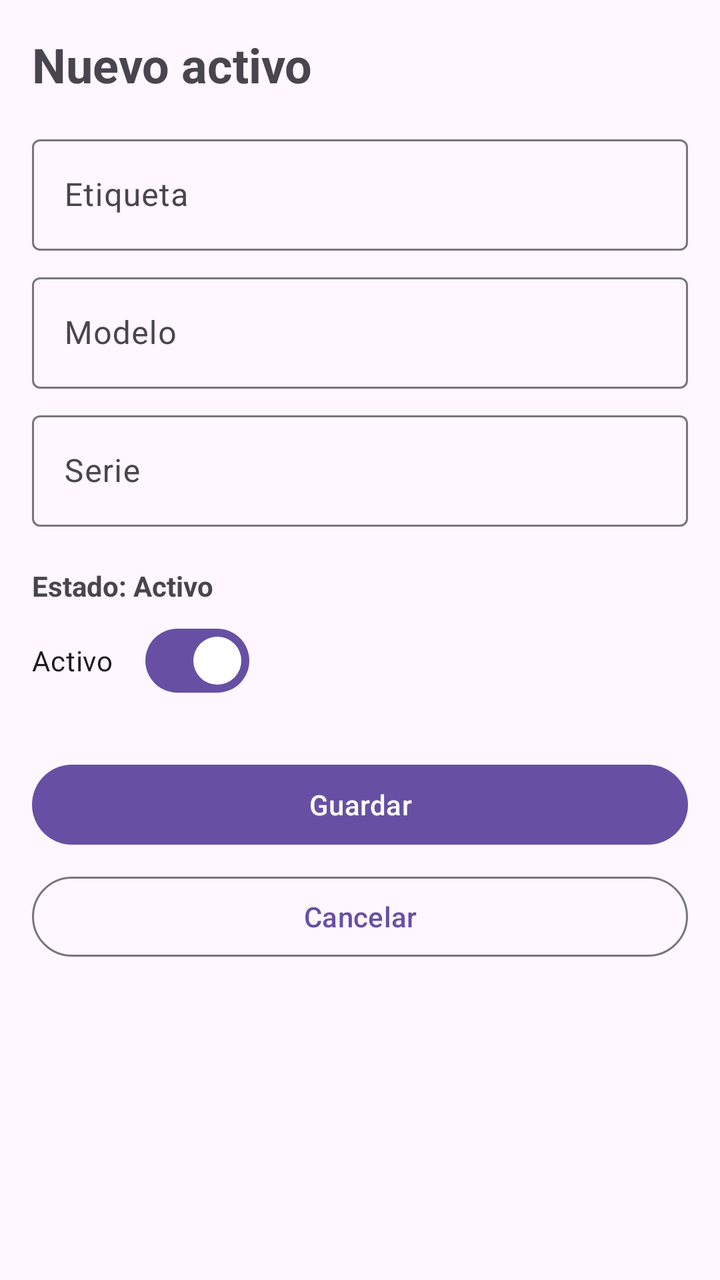
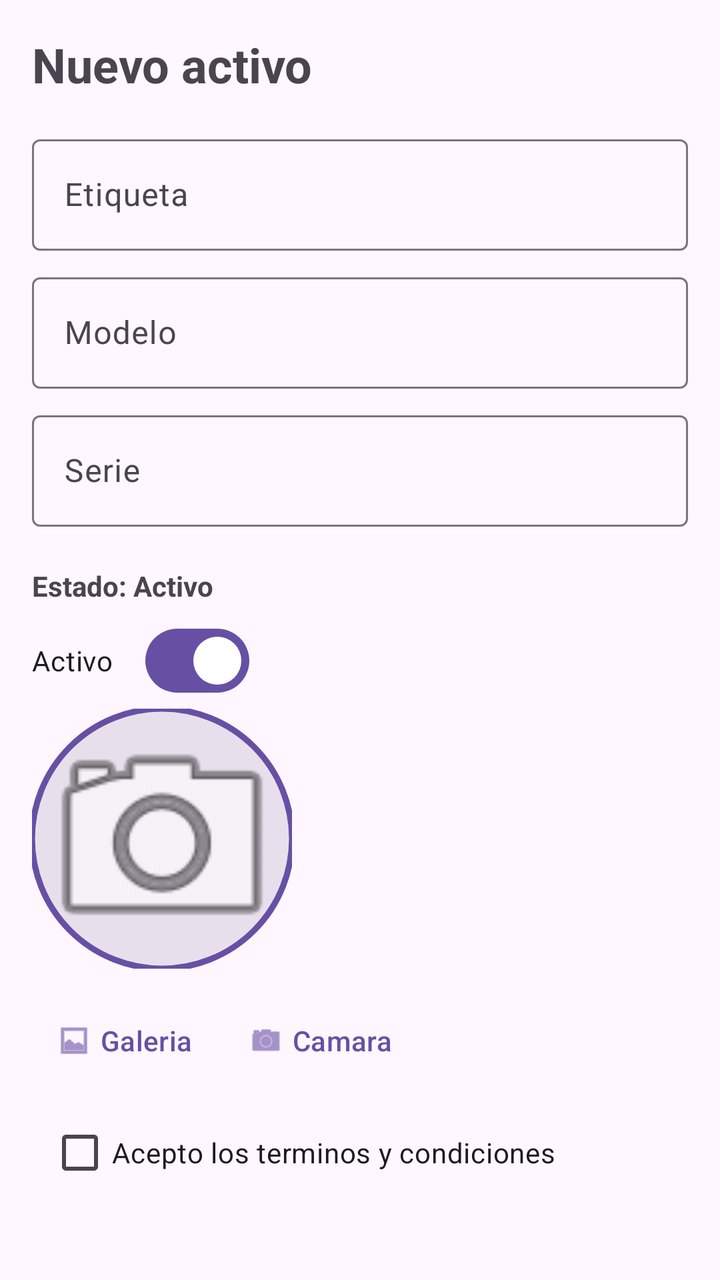

Screens rendered from an Android XML layout before and after an edit, with the pre-edit source and the edit as a unified diff.
<!-- AndroidManifest.xml: application theme Theme.Activo_IT -->
<!-- res/layout/activity_agregar_activo.xml -->
<?xml version="1.0" encoding="utf-8"?>
<LinearLayout xmlns:android="http://schemas.android.com/apk/res/android"
    android:id="@+id/main"
    android:layout_width="match_parent"
    android:layout_height="match_parent"
    android:orientation="vertical"
    android:padding="16dp">

    
    <TextView
        android:id="@+id/tvTituloFormulario"
        android:layout_width="wrap_content"
        android:layout_height="wrap_content"
        android:text="Nuevo activo"
        android:textSize="24sp"
        android:textStyle="bold"
        android:paddingBottom="16dp"/>

    
    <com.google.android.material.textfield.TextInputLayout
        android:id="@+id/tilEtiqueta"
        android:layout_width="match_parent"
        android:layout_height="wrap_content"
        style="@style/Widget.Material3.TextInputLayout.OutlinedBox">

        <com.google.android.material.textfield.TextInputEditText
            android:id="@+id/etEtiqueta"
            android:layout_width="match_parent"
            android:layout_height="wrap_content"
            android:hint="Etiqueta"
            android:inputType="text"/>
    </com.google.android.material.textfield.TextInputLayout>


    <com.google.android.material.textfield.TextInputLayout
        android:id="@+id/tilModelo"
        android:layout_width="match_parent"
        android:layout_height="wrap_content"
        android:layout_marginTop="8dp"
        style="@style/Widget.Material3.TextInputLayout.OutlinedBox">

        <com.google.android.material.textfield.TextInputEditText
            android:id="@+id/etModelo"
            android:layout_width="match_parent"
            android:layout_height="wrap_content"
            android:hint="Modelo"
            android:inputType="text"/>
    </com.google.android.material.textfield.TextInputLayout>


    <com.google.android.material.textfield.TextInputLayout
        android:id="@+id/tilSerie"
        android:layout_width="match_parent"
        android:layout_height="wrap_content"
        android:layout_marginTop="8dp"
        style="@style/Widget.Material3.TextInputLayout.OutlinedBox">

        <com.google.android.material.textfield.TextInputEditText
            android:id="@+id/etSerie"
            android:layout_width="match_parent"
            android:layout_height="wrap_content"
            android:hint="Serie"
            android:inputType="text"/>
    </com.google.android.material.textfield.TextInputLayout>

    <TextView
        android:id="@+id/tvEstadoLabel"
        android:layout_width="wrap_content"
        android:layout_height="wrap_content"
        android:text="Estado: Activo"
        android:textStyle="bold"
        android:layout_marginTop="20dp"/>

    <com.google.android.material.materialswitch.MaterialSwitch
        android:id="@+id/switchEstado"
        android:layout_width="wrap_content"
        android:layout_height="wrap_content"
        android:text="Activo"
        android:checked="true"
        android:layout_marginTop="4dp"/>

    <com.google.android.material.button.MaterialButton
        android:id="@+id/btnGuardar"
        android:layout_width="match_parent"
        android:layout_height="wrap_content"
        android:text="Guardar"
        android:layout_marginTop="24dp"/>

    <com.google.android.material.button.MaterialButton
        android:id="@+id/btnCancelar"
        style="@style/Widget.Material3.Button.OutlinedButton"
        android:layout_width="match_parent"
        android:layout_height="wrap_content"
        android:text="Cancelar"
        android:layout_marginTop="8dp"/>

</LinearLayout>
<!-- resources referenced by this layout -->
<resources>
  <style name="Theme.Activo_IT" parent="Base.Theme.Activo_IT" />
  <style name="Base.Theme.Activo_IT" parent="Theme.Material3.DayNight.NoActionBar">
          
          
      </style>
</resources>

<!-- the commit's change to res/layout/activity_agregar_activo.xml (unified diff, before → after) -->
@@ -1,5 +1,6 @@
 <?xml version="1.0" encoding="utf-8"?>
 <LinearLayout xmlns:android="http://schemas.android.com/apk/res/android"
+    xmlns:app="http://schemas.android.com/apk/res-auto"
     android:id="@+id/main"
     android:layout_width="match_parent"
     android:layout_height="match_parent"
@@ -11,87 +12,125 @@
         android:id="@+id/tvTituloFormulario"
         android:layout_width="wrap_content"
         android:layout_height="wrap_content"
+        android:paddingBottom="16dp"
         android:text="Nuevo activo"
         android:textSize="24sp"
-        android:textStyle="bold"
-        android:paddingBottom="16dp"/>
+        android:textStyle="bold" />
 
     
     <com.google.android.material.textfield.TextInputLayout
         android:id="@+id/tilEtiqueta"
+        style="@style/Widget.Material3.TextInputLayout.OutlinedBox"
         android:layout_width="match_parent"
-        android:layout_height="wrap_content"
-        style="@style/Widget.Material3.TextInputLayout.OutlinedBox">
+        android:layout_height="wrap_content">
 
         <com.google.android.material.textfield.TextInputEditText
             android:id="@+id/etEtiqueta"
             android:layout_width="match_parent"
             android:layout_height="wrap_content"
             android:hint="Etiqueta"
-            android:inputType="text"/>
+            android:inputType="text" />
     </com.google.android.material.textfield.TextInputLayout>
 
 
     <com.google.android.material.textfield.TextInputLayout
         android:id="@+id/tilModelo"
+        style="@style/Widget.Material3.TextInputLayout.OutlinedBox"
         android:layout_width="match_parent"
         android:layout_height="wrap_content"
-        android:layout_marginTop="8dp"
-        style="@style/Widget.Material3.TextInputLayout.OutlinedBox">
+        android:layout_marginTop="8dp">
 
         <com.google.android.material.textfield.TextInputEditText
             android:id="@+id/etModelo"
             android:layout_width="match_parent"
             android:layout_height="wrap_content"
             android:hint="Modelo"
-            android:inputType="text"/>
+            android:inputType="text" />
     </com.google.android.material.textfield.TextInputLayout>
 
 
     <com.google.android.material.textfield.TextInputLayout
         android:id="@+id/tilSerie"
+        style="@style/Widget.Material3.TextInputLayout.OutlinedBox"
         android:layout_width="match_parent"
         android:layout_height="wrap_content"
-        android:layout_marginTop="8dp"
-        style="@style/Widget.Material3.TextInputLayout.OutlinedBox">
+        android:layout_marginTop="8dp">
 
         <com.google.android.material.textfield.TextInputEditText
             android:id="@+id/etSerie"
             android:layout_width="match_parent"
             android:layout_height="wrap_content"
             android:hint="Serie"
-            android:inputType="text"/>
+            android:inputType="text" />
     </com.google.android.material.textfield.TextInputLayout>
 
     <TextView
         android:id="@+id/tvEstadoLabel"
         android:layout_width="wrap_content"
         android:layout_height="wrap_content"
+        android:layout_marginTop="20dp"
         android:text="Estado: Activo"
-        android:textStyle="bold"
-        android:layout_marginTop="20dp"/>
+        android:textStyle="bold" />
 
     <com.google.android.material.materialswitch.MaterialSwitch
         android:id="@+id/switchEstado"
         android:layout_width="wrap_content"
         android:layout_height="wrap_content"
-        android:text="Activo"
+        android:layout_marginTop="4dp"
         android:checked="true"
-        android:layout_marginTop="4dp"/>
+        android:text="Activo" />
+
+    <com.google.android.material.imageview.ShapeableImageView
+        android:id="@+id/ivFoto"
+        android:layout_width="130dp"
+        android:layout_height="130dp"
+        android:scaleType="centerCrop"
+        android:background="#E7E0EC"
+        android:src="@android:drawable/ic_menu_camera"
+        android:contentDescription="Agregar foto de Activo"
+        app:shapeAppearanceOverlay="@style/FotoCircular"
+        app:strokeColor="?attr/colorPrimary"
+        app:strokeWidth="3dp"/>
+    <LinearLayout
+        android:layout_width="wrap_content"
+        android:layout_height="wrap_content"
+        android:orientation="horizontal"
+        android:layout_marginTop="12dp">
+       <com.google.android.material.button.MaterialButton
+           android:id="@+id/btnFoto"
+           style="@style/Widget.Material3.Button.TextButton.Icon"
+           android:layout_width="wrap_content"
+           android:layout_height="wrap_content"
+           android:text="Galeria"
+           app:icon="@android:drawable/ic_menu_gallery"/>
+        <com.google.android.material.button.MaterialButton
+            android:id="@+id/btnCamara"
+            style="@style/Widget.Material3.Button.TextButton.Icon"
+            android:layout_width="wrap_content"
+            android:layout_height="wrap_content"
+            android:text="Camara"
+            app:icon="@android:drawable/ic_menu_camera"/>
+    </LinearLayout>
+ <com.google.android.material.checkbox.MaterialCheckBox
+     android:id="@+id/cbTerminos"
+     android:layout_width="match_parent"
+     android:layout_height="wrap_content"
+     android:text="Acepto los terminos y condiciones"
+     android:layout_margin="8dp"/>
 
     <com.google.android.material.button.MaterialButton
         android:id="@+id/btnGuardar"
         android:layout_width="match_parent"
         android:layout_height="wrap_content"
-        android:text="Guardar"
-        android:layout_marginTop="24dp"/>
+        android:layout_marginTop="24dp"
+        android:text="Guardar" />
 
     <com.google.android.material.button.MaterialButton
         android:id="@+id/btnCancelar"
         style="@style/Widget.Material3.Button.OutlinedButton"
         android:layout_width="match_parent"
         android:layout_height="wrap_content"
-        android:text="Cancelar"
-        android:layout_marginTop="8dp"/>
+        android:layout_marginTop="8dp"
+        android:text="Cancelar"/>
 
 </LinearLayout>
<!-- resource entries referenced after the edit -->
@@ -1,5 +1,9 @@
 <!-- resources referenced by this layout -->
 <resources>
+  <style name="FotoCircular">
+          <item name="cornerFamily">rounded</item>
+          <item name="cornerSize">50%</item>
+      </style>
   <style name="Theme.Activo_IT" parent="Base.Theme.Activo_IT" />
   <style name="Base.Theme.Activo_IT" parent="Theme.Material3.DayNight.NoActionBar">
           
